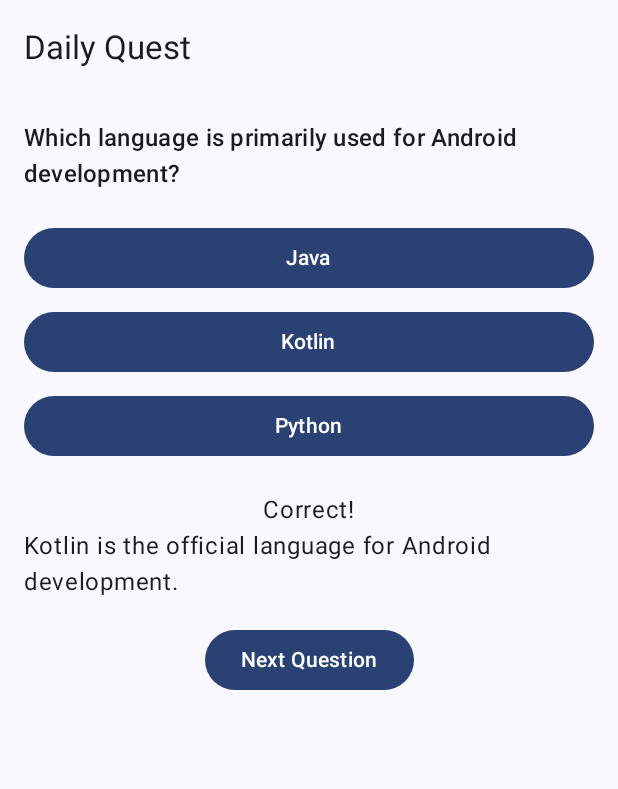
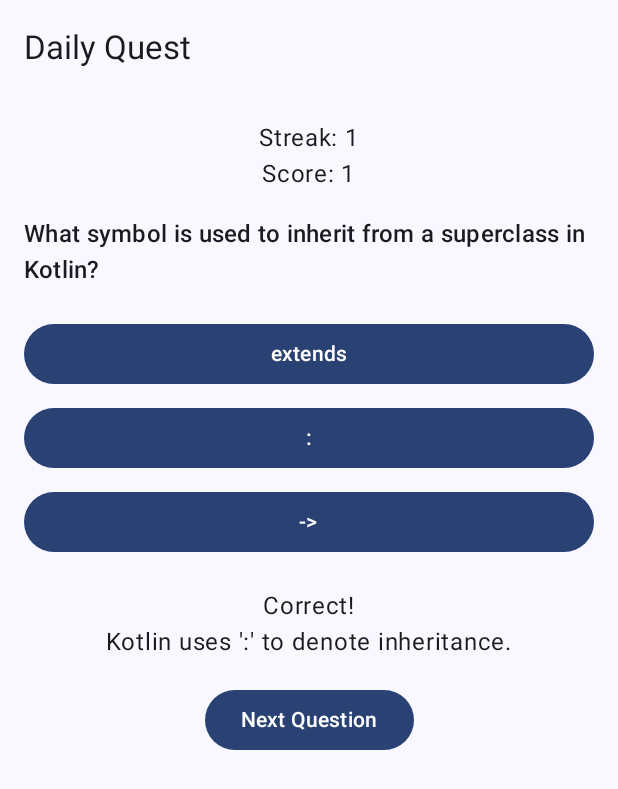
Before and after one commit to ccustodio99/MobileApp, an Android app built with Jetpack Compose: the DailyQuestScreen screen opened through its navigation route, after a tap on "Kotlin", on a phone screen of 412 x 824 dp. Shown: the top 789 px of the screen. Run offline under Robolectric (Android 15) with nearby library versions, the phone set to English and light mode, and no system bars; 1 other tap on this screen came first.

Commit message:
Add daily quest feature with persistence and tests

```diff
--- a/app/src/main/kotlin/com/example/leveluplccd/MainActivity.kt
+++ b/app/src/main/kotlin/com/example/leveluplccd/MainActivity.kt
@@ -31,7 +31,7 @@ fun LevelUpLccdApp() {
             composable(Destinations.Home.route) {
                 HomeScreen(onNavigate = { navController.navigate(it.route) })
             }
-            composable(Destinations.Quest.route) { QuestScreen() }
+            composable(Destinations.Quest.route) { com.example.leveluplccd.quest.DailyQuestScreen() }
             composable(Destinations.Career.route) { CareerScreen() }
             composable(Destinations.Leaderboard.route) { LeaderboardScreen() }
         }
--- a/app/src/main/kotlin/com/example/leveluplccd/QuestScreen.kt
+++ /dev/null
@@ -1,86 +0,0 @@
-package com.example.leveluplccd
-
-import androidx.compose.foundation.layout.*
-import androidx.compose.material3.*
-import androidx.compose.runtime.*
-import androidx.compose.ui.Alignment
-import androidx.compose.ui.Modifier
-import androidx.compose.ui.res.stringResource
-import androidx.compose.ui.unit.dp
-
-@OptIn(ExperimentalMaterial3Api::class)
-@Composable
-fun QuestScreen() {
-    data class Quest(
-        val question: String,
-        val options: List<String>,
-        val correctAnswer: String,
-        val explanation: String
-    )
-
-    val quests = listOf(
-        Quest(
-            question = "Which language is primarily used for Android development?",
-            options = listOf("Java", "Kotlin", "Python"),
-            correctAnswer = "Kotlin",
-            explanation = "Kotlin is the official language for Android development."
-        ),
-        Quest(
-            question = "What symbol is used to inherit from a superclass in Kotlin?",
-            options = listOf("extends", ":", "->"),
-            correctAnswer = ":",
-            explanation = "Kotlin uses ':' to denote inheritance."
-        ),
-        Quest(
-            question = "Which Compose layout arranges items vertically?",
-            options = listOf("Row", "Box", "Column"),
-            correctAnswer = "Column",
-            explanation = "Column places its children in a vertical sequence."
-        )
-    )
-
-    var currentIndex by remember { mutableStateOf(0) }
-    val currentQuest = quests[currentIndex]
-    var selectedAnswer by remember { mutableStateOf<String?>(null) }
-    var result by remember { mutableStateOf<String?>(null) }
-
-    Scaffold(topBar = { SmallTopAppBar(title = { Text(stringResource(id = R.string.daily_quest)) }) }) { padding ->
-        Column(
-            modifier = Modifier
-                .fillMaxSize()
-                .padding(padding)
-                .padding(16.dp),
-            horizontalAlignment = Alignment.CenterHorizontally,
-            verticalArrangement = Arrangement.Top
-        ) {
-            Text(text = currentQuest.question, style = MaterialTheme.typography.titleMedium)
-            Spacer(modifier = Modifier.height(16.dp))
-            currentQuest.options.forEach { option ->
-                Button(
-                    onClick = {
-                        selectedAnswer = option
-                        result = if (option == currentQuest.correctAnswer) "Correct!" else "Try again"
-                    },
-                    modifier = Modifier
-                        .fillMaxWidth()
-                        .padding(vertical = 4.dp),
-                ) {
-                    Text(option)
-                }
-            }
-            Spacer(modifier = Modifier.height(16.dp))
-            result?.let {
-                Text(text = it)
-                Text(text = currentQuest.explanation)
-                Spacer(modifier = Modifier.height(16.dp))
-                Button(onClick = {
-                    currentIndex = (currentIndex + 1) % quests.size
-                    selectedAnswer = null
-                    result = null
-                }) {
-                    Text(stringResource(id = R.string.next_question))
-                }
-            }
-        }
-    }
-}
--- /dev/null
+++ b/app/src/main/kotlin/com/example/leveluplccd/quest/DailyQuestScreen.kt
@@ -0,0 +1,69 @@
+package com.example.leveluplccd.quest
+
+import androidx.compose.foundation.layout.*
+import androidx.compose.material3.Button
+import androidx.compose.material3.MaterialTheme
+import androidx.compose.material3.Scaffold
+import androidx.compose.material3.SmallTopAppBar
+import androidx.compose.material3.Text
+import androidx.compose.runtime.Composable
+import androidx.compose.runtime.collectAsState
+import androidx.compose.runtime.getValue
+import androidx.compose.ui.Alignment
+import androidx.compose.ui.Modifier
+import androidx.compose.ui.platform.LocalContext
+import androidx.compose.ui.res.stringResource
+import androidx.compose.ui.unit.dp
+import androidx.lifecycle.viewmodel.compose.viewModel
+import com.example.leveluplccd.R
+
+/** Composable screen that presents the daily quest. */
+@Composable
+fun DailyQuestScreen() {
+    val context = LocalContext.current
+    val viewModel: DailyQuestViewModel = viewModel(
+        factory = DailyQuestViewModelFactory(QuestRepository(context))
+    )
+    val state by viewModel.state.collectAsState()
+    val quest = state.quest
+
+    Scaffold(
+        topBar = { SmallTopAppBar(title = { Text(stringResource(id = R.string.daily_quest)) }) }
+    ) { padding ->
+        Column(
+            modifier = Modifier
+                .fillMaxSize()
+                .padding(padding)
+                .padding(16.dp),
+            horizontalAlignment = Alignment.CenterHorizontally,
+            verticalArrangement = Arrangement.Top
+        ) {
+            Text(text = stringResource(id = R.string.streak, state.streak))
+            Text(text = stringResource(id = R.string.score, state.score))
+            Spacer(modifier = Modifier.height(16.dp))
+            if (quest != null) {
+                Text(text = quest.question, style = MaterialTheme.typography.titleMedium)
+                Spacer(modifier = Modifier.height(16.dp))
+                quest.options.forEach { option ->
+                    Button(
+                        onClick = { viewModel.submitAnswer(option.id) },
+                        modifier = Modifier
+                            .fillMaxWidth()
+                            .padding(vertical = 4.dp)
+                    ) {
+                        Text(option.text)
+                    }
+                }
+                Spacer(modifier = Modifier.height(16.dp))
+                state.feedback?.let {
+                    Text(text = it)
+                    state.explanation?.let { exp -> Text(text = exp) }
+                    Spacer(modifier = Modifier.height(16.dp))
+                    Button(onClick = { viewModel.clearFeedback() }) {
+                        Text(stringResource(id = R.string.next_question))
+                    }
+                }
+            }
+        }
+    }
+}
--- /dev/null
+++ b/app/src/main/kotlin/com/example/leveluplccd/quest/DailyQuestViewModel.kt
@@ -0,0 +1,76 @@
+package com.example.leveluplccd.quest
+
+import androidx.lifecycle.ViewModel
+import androidx.lifecycle.ViewModelProvider
+import androidx.lifecycle.viewModelScope
+import kotlinx.coroutines.flow.MutableStateFlow
+import kotlinx.coroutines.flow.StateFlow
+import kotlinx.coroutines.flow.asStateFlow
+import kotlinx.coroutines.flow.collectLatest
+import kotlinx.coroutines.flow.combine
+import kotlinx.coroutines.flow.update
+import kotlinx.coroutines.launch
+
+/** UI state for the daily quest screen. */
+data class DailyQuestState(
+    val quest: Quest? = null,
+    val score: Int = 0,
+    val streak: Int = 0,
+    val feedback: String? = null,
+    val explanation: String? = null
+)
+
+/** ViewModel managing quest progress and scoring. */
+class DailyQuestViewModel(private val repository: QuestRepository) : ViewModel() {
+
+    private val _state = MutableStateFlow(DailyQuestState())
+    val state: StateFlow<DailyQuestState> = _state.asStateFlow()
+
+    init {
+        viewModelScope.launch {
+            combine(
+                repository.currentQuest,
+                repository.score,
+                repository.streak
+            ) { quest, score, streak ->
+                DailyQuestState(
+                    quest = quest,
+                    score = score,
+                    streak = streak,
+                    feedback = _state.value.feedback,
+                    explanation = _state.value.explanation
+                )
+            }.collectLatest { _state.value = it }
+        }
+    }
+
+    /** Submit an answer. Updates feedback and repository state. */
+    fun submitAnswer(optionId: String) {
+        viewModelScope.launch {
+            val correct = repository.submitAnswer(optionId)
+            val quest = _state.value.quest
+            _state.update {
+                it.copy(
+                    feedback = if (correct) "Correct!" else "Try again",
+                    explanation = if (correct) quest?.explanation else null
+                )
+            }
+        }
+    }
+
+    /** Clears feedback and explanation, typically after moving to next question. */
+    fun clearFeedback() {
+        _state.update { it.copy(feedback = null, explanation = null) }
+    }
+}
+
+/** Factory creating [DailyQuestViewModel] with a [QuestRepository]. */
+class DailyQuestViewModelFactory(private val repository: QuestRepository) : ViewModelProvider.Factory {
+    override fun <T : ViewModel> create(modelClass: Class<T>): T {
+        if (modelClass.isAssignableFrom(DailyQuestViewModel::class.java)) {
+            @Suppress("UNCHECKED_CAST")
+            return DailyQuestViewModel(repository) as T
+        }
+        throw IllegalArgumentException("Unknown ViewModel class")
+    }
+}
--- /dev/null
+++ b/app/src/main/kotlin/com/example/leveluplccd/quest/Quest.kt
@@ -0,0 +1,16 @@
+package com.example.leveluplccd.quest
+
+/** Represents a single answer option for a [Quest]. */
+data class QuestOption(
+    val id: String,
+    val text: String
+)
+
+/** Model describing a question in the daily quest. */
+data class Quest(
+    val id: Int,
+    val question: String,
+    val options: List<QuestOption>,
+    val correctOptionId: String,
+    val explanation: String
+)
--- /dev/null
+++ b/app/src/main/kotlin/com/example/leveluplccd/quest/QuestRepository.kt
@@ -0,0 +1,96 @@
+package com.example.leveluplccd.quest
+
+import android.content.Context
+import androidx.datastore.core.DataStore
+import androidx.datastore.preferences.core.Preferences
+import androidx.datastore.preferences.core.edit
+import androidx.datastore.preferences.core.intPreferencesKey
+import androidx.datastore.preferences.preferencesDataStore
+import kotlinx.coroutines.flow.Flow
+import kotlinx.coroutines.flow.first
+import kotlinx.coroutines.flow.map
+
+private val Context.questDataStore: DataStore<Preferences> by preferencesDataStore(name = "quest_prefs")
+
+/**
+ * Repository that manages the list of [Quest]s and persists progress using [DataStore].
+ */
+class QuestRepository(private val dataStore: DataStore<Preferences>) {
+
+    constructor(context: Context) : this(context.questDataStore)
+
+    private val quests: List<Quest> = listOf(
+        Quest(
+            id = 0,
+            question = "Which language is primarily used for Android development?",
+            options = listOf(
+                QuestOption("a", "Java"),
+                QuestOption("b", "Kotlin"),
+                QuestOption("c", "Python")
+            ),
+            correctOptionId = "b",
+            explanation = "Kotlin is the official language for Android development."
+        ),
+        Quest(
+            id = 1,
+            question = "What symbol is used to inherit from a superclass in Kotlin?",
+            options = listOf(
+                QuestOption("a", "extends"),
+                QuestOption("b", ":"),
+                QuestOption("c", "->")
+            ),
+            correctOptionId = "b",
+            explanation = "Kotlin uses ':' to denote inheritance."
+        ),
+        Quest(
+            id = 2,
+            question = "Which Compose layout arranges items vertically?",
+            options = listOf(
+                QuestOption("a", "Row"),
+                QuestOption("b", "Box"),
+                QuestOption("c", "Column")
+            ),
+            correctOptionId = "c",
+            explanation = "Column places its children in a vertical sequence."
+        )
+    )
+
+    private object Keys {
+        val INDEX = intPreferencesKey("quest_index")
+        val SCORE = intPreferencesKey("quest_score")
+        val STREAK = intPreferencesKey("quest_streak")
+    }
+
+    /** Flow of the current quest based on the stored index. */
+    val currentQuest: Flow<Quest> = dataStore.data.map { prefs ->
+        val index = prefs[Keys.INDEX] ?: 0
+        quests[index % quests.size]
+    }
+
+    /** Flow of the total score. */
+    val score: Flow<Int> = dataStore.data.map { it[Keys.SCORE] ?: 0 }
+
+    /** Flow of the current streak of correct answers. */
+    val streak: Flow<Int> = dataStore.data.map { it[Keys.STREAK] ?: 0 }
+
+    /** Submit an answer and update progress. */
+    suspend fun submitAnswer(optionId: String): Boolean {
+        val quest = currentQuest.first()
+        val correct = quest.correctOptionId == optionId
+        dataStore.edit { prefs ->
+            val index = prefs[Keys.INDEX] ?: 0
+            var streak = prefs[Keys.STREAK] ?: 0
+            var score = prefs[Keys.SCORE] ?: 0
+            if (correct) {
+                score += 1
+                streak += 1
+                prefs[Keys.INDEX] = (index + 1) % quests.size
+            } else {
+                streak = 0
+            }
+            prefs[Keys.SCORE] = score
+            prefs[Keys.STREAK] = streak
+        }
+        return correct
+    }
+}
--- a/app/src/main/res/values/strings.xml
+++ b/app/src/main/res/values/strings.xml
@@ -6,4 +6,6 @@
     <string name="career_explorer">Career Explorer</string>
     <string name="leaderboard">Leaderboard</string>
     <string name="next_question">Next Question</string>
+    <string name="streak">Streak: %1$d</string>
+    <string name="score">Score: %1$d</string>
 </resources>
```
Also changed, not shown: 1 other file.
